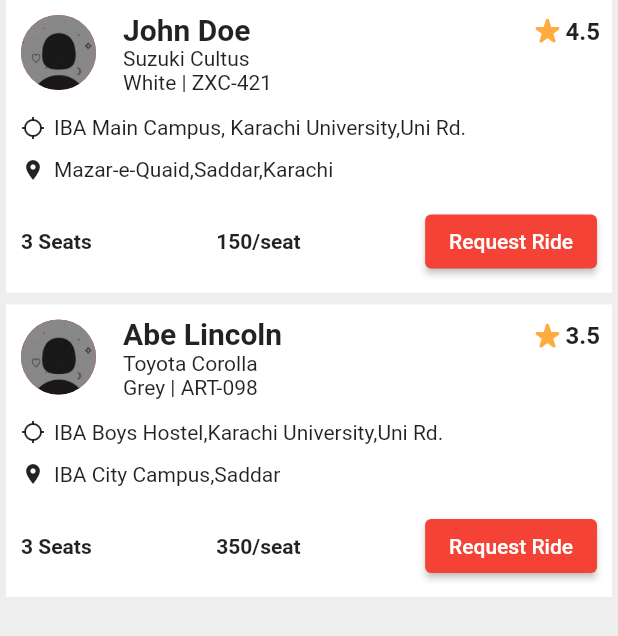
After one commit to Boringlyf/edutech_app, a Flutter app: the DriversScreen screen opened directly, on a phone screen of 412 x 824 dp. The commit adds this screen. Shown: the top 636 px of the screen. Run offline on Flutter 3.47's test engine with Material 2 defaults, Android fonts, the phone set to English and light mode, and no system bars; our stand-ins replace animated_splash_screen, google_maps_flutter, intl_phone_field, page_transition.

Commit message:
add drivers and passenger list

```diff
--- /dev/null
+++ b/lib/Controllers/drivers_provider.dart
@@ -0,0 +1,43 @@
+//import 'package:app/models/user_model.dart';
+import 'package:app/models/driver_model.dart';
+import 'package:flutter/foundation.dart';
+
+
+
+class DriversProvider with ChangeNotifier {
+
+
+  final List<DriverModel> _drivers = [
+    DriverModel(
+        name: 'John Doe',
+        image: 'assets/profile_pictures/profile_pic.png',
+        car: 'Suzuki Cultus',
+        car_color: 'White',
+        car_plate: 'ZXC-421',
+        rating: 4.5,
+        seats: 3,
+        location: 'IBA Main Campus, Karachi University,Uni Rd.',
+        destination: 'Mazar-e-Quaid,Saddar,Karachi',
+        price: 150),
+    DriverModel(
+        name: 'Abe Lincoln',
+        image: 'assets/profile_pictures/profile_pic.png',
+        car: 'Toyota Corolla',
+        car_color: 'Grey',
+        car_plate: 'ART-098',
+        rating: 3.5,
+        seats: 3,
+        location: 'IBA Boys Hostel,Karachi University,Uni Rd.',
+        destination: 'IBA City Campus,Saddar',
+        price: 350),
+  ];
+
+  List<DriverModel> get drivers {
+    return [..._drivers]; //returns a copy of the items in _users array
+  }
+
+  void addUser(DriverModel value) {
+    _drivers.add(value);
+    notifyListeners();
+  }
+}
--- /dev/null
+++ b/lib/Controllers/passengers_provider.dart
@@ -0,0 +1,30 @@
+import 'package:app/models/passenger_model.dart';
+import 'package:flutter/foundation.dart';
+
+class PassengersProvider with ChangeNotifier {
+  final List<PassengerModel> _Passengers = [
+    PassengerModel(
+      name: 'John Doe',
+      image: 'assets/profile_pictures/profile_pic.png',
+      rating: 4.5,
+      location: 'IBA Main Campus, Karachi University,Uni Rd.',
+      destination: 'Mazar-e-Quaid,Saddar,Karachi',
+    ),
+    PassengerModel(
+      name: 'Abe Lincoln',
+      image: 'assets/profile_pictures/profile_pic.png',
+      rating: 3.5,
+      location: 'IBA Boys Hostel,Karachi University,Uni Rd.',
+      destination: 'IBA City Campus,Saddar',
+    ),
+  ];
+
+  List<PassengerModel> get passengers {
+    return [..._Passengers]; //returns a copy of the items in _users array
+  }
+
+  void addUser(PassengerModel value) {
+    _Passengers.add(value);
+    notifyListeners();
+  }
+}
--- /dev/null
+++ b/lib/Screens/drivers.dart
@@ -0,0 +1,40 @@
+// import 'package:app/models/driver_model.dart';
+// import 'package:app/models/user_model.dart';
+// import 'package:app/widgets/driver_widget.dart';
+import 'package:app/Controllers/drivers_provider.dart';
+import 'package:app/widgets/driver_widget.dart';
+import 'package:flutter/material.dart';
+import 'package:provider/provider.dart';
+
+class DriversScreen extends StatefulWidget {
+  const DriversScreen({super.key});
+
+
+
+  @override
+  State<DriversScreen> createState() => _DriversScreenState();
+}
+
+class _DriversScreenState extends State<DriversScreen> {
+  @override
+  Widget build(BuildContext context) {
+    var drivers = context.watch<DriversProvider>().drivers;
+
+
+    return Scaffold(
+        backgroundColor: Colors.grey[200],
+        body: Padding(
+          padding: const EdgeInsets.symmetric(horizontal: 4.0),
+          child: ListView(
+            children: drivers
+                .map((driver) => DriverWidget(
+                      driver: driver,
+                    ))
+                .toList(),
+          ),
+        )
+
+        // This trailing comma makes auto-formatting nicer for build methods.
+        );
+  }
+}
--- /dev/null
+++ b/lib/models/driver_model.dart
@@ -0,0 +1,26 @@
+// model for all users basic information
+class DriverModel {
+  final String name;
+  final String car;
+  final String car_color;
+  final String car_plate;
+  final String location;
+  final String destination;
+  final double rating;
+  final int seats;
+  final int price;
+  final String image;
+
+  DriverModel({
+    required this.name,
+    required this.car,
+    required this.car_color,
+    required this.car_plate,
+    required this.location,
+    required this.destination,
+    required this.rating,
+    required this.seats,
+    required this.price,
+    required this.image,
+  });
+}
--- a/lib/widgets/driver_bottom_sheet.dart
+++ b/lib/widgets/driver_bottom_sheet.dart
@@ -1,3 +1,4 @@
+import 'package:app/Screens/drivers.dart';
 import 'package:app/widgets/number_selector.dart';
 import 'package:flutter/material.dart';
 
@@ -80,7 +81,10 @@ class DriverBottomSheet extends StatelessWidget {
                         height: 50,
                       ),
                       ElevatedButton(
-                        onPressed: () {},
+                        onPressed: () {
+                          Navigator.of(context).push(
+                            MaterialPageRoute(builder: (context) => DriversScreen()),
+                          );},
                         child: Text('Find'),
                         style: ButtonStyle(
                             backgroundColor:
--- /dev/null
+++ b/lib/widgets/driver_widget.dart
@@ -0,0 +1,141 @@
+// import 'package:app/models/driver_model.dart';
+import 'package:app/models/driver_model.dart';
+import 'package:flutter/material.dart';
+
+class DriverWidget extends StatefulWidget {
+  final DriverModel driver;
+
+  const DriverWidget({required this.driver, super.key});
+
+  @override
+  State<DriverWidget> createState() => _DriverWidgetState();
+}
+
+class _DriverWidgetState extends State<DriverWidget> {
+  //bool _isFavorited = false;
+  @override
+  Widget build(BuildContext context) {
+    return Container(
+      color: Colors.white,
+      margin: const EdgeInsets.only(bottom: 8.0),
+      child: Column(
+        children: [
+          Row(
+            crossAxisAlignment: CrossAxisAlignment.start,
+            children: [
+              Avatar(),
+              Details(),
+              Rating()
+            ],
+          ),
+          Padding(
+            padding: const EdgeInsets.only(left:10.0),
+            child: Row(
+              crossAxisAlignment: CrossAxisAlignment.center,
+              children: [
+                // Pointers(),
+                // Location(),
+                const Icon(Icons.location_searching,size: 16),
+                Location(widget.driver.location)
+              ],
+            ),
+          ),
+          Padding(
+            padding: const EdgeInsets.only(left:10.0),
+            child: Row(
+              crossAxisAlignment: CrossAxisAlignment.center,
+              children: [
+                const Icon(Icons.location_on,size: 16),
+                Location(widget.driver.destination)
+              ],
+            ),
+          ),
+          Padding(
+            padding: const EdgeInsets.all(10.0),
+            child: Row(
+              crossAxisAlignment: CrossAxisAlignment.center,
+              mainAxisAlignment: MainAxisAlignment.spaceBetween,
+              children: [
+                // Seats(),
+                // Price(),
+                // RequestButton(),
+                Text("${widget.driver.seats} Seats",
+              style: const TextStyle(fontWeight: FontWeight.bold)),
+                Text("${widget.driver.price}/seat",
+                style: const TextStyle(fontWeight: FontWeight.bold),),
+                ElevatedButton(
+                  child: const Text("Request Ride"),
+                  onPressed: () {},
+                ),
+              ],
+            ),
+          ),
+        ],
+      ),
+    );
+  }
+
+  Widget Avatar() {
+    return Container(
+      margin: const EdgeInsets.all(10.0),
+      child: CircleAvatar(
+        maxRadius: 25,
+        backgroundImage: AssetImage(
+          widget.driver.image,
+        ),
+      ),
+    );
+  }
+
+  Widget Details() {
+    return Expanded(
+      child: Padding(
+        padding: const EdgeInsets.all(8.0),
+        child: Column(
+          crossAxisAlignment: CrossAxisAlignment.start,
+          children: [
+            Name(),
+            Text(widget.driver.car),
+            Text(widget.driver.car_color + " | " + widget.driver.car_plate),
+          ],
+        ),
+      ),
+    );
+  }
+
+  Widget Name() {
+    return Text(
+      widget.driver.name,
+      style: const TextStyle(fontWeight: FontWeight.w700,fontSize:20 ),
+    );
+  }
+
+  Widget Rating() {
+    return Container(
+      padding: const EdgeInsets.all(8),
+        child: Row(
+          children: [
+        const Icon(
+          Icons.star_rate_rounded,
+          color: Colors.orangeAccent,
+        ),
+        Padding(
+          padding: const EdgeInsets.only(top:2.0),
+          child: Text(
+            widget.driver.rating.toString(),
+            style: const TextStyle(fontWeight: FontWeight.bold, fontSize: 16),
+          ),
+        )
+      ],
+    ));
+  }
+
+  Widget Location(String map) {
+    return Container(
+      padding: const EdgeInsets.all(6.0),
+      child: Text(map),
+    );
+  }
+
+// ···
+}
--- a/pubspec.yaml
+++ b/pubspec.yaml
@@ -71,6 +71,7 @@ flutter:
     - assets/dollar-symbol.png
     - assets/placeholder.png
     - assets/user.png
+    - assets/profile_pictures/
   #   - images/a_dot_ham.jpeg
 
   # An image asset can refer to one or more resolution-specific "variants", see
```
Also changed, not shown: lib/Screens/passengers_screen.dart (added, +40 -0 lines), lib/main.dart (+17 -3 lines), lib/models/passenger_model.dart (added, +16 -0 lines), lib/widgets/passenger_bottom_sheet.dart (+6 -1 lines), lib/widgets/passenger_widget.dart (added, +141 -0 lines), assets/profile_pictures/profile_pic.png (added).
